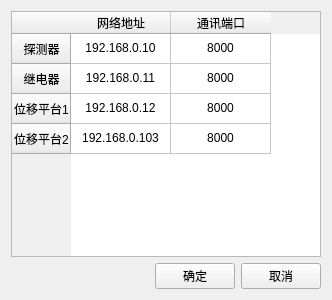
First picture: the form in equipmentmanagementform.ui, repository MrXiaomao/Cu_Activation, before the edit.
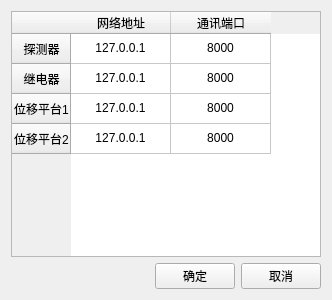
Second picture: the form after the edit.

```diff
--- a/equipmentmanagementform.ui
+++ b/equipmentmanagementform.ui
@@ -81,7 +81,7 @@
      </column>
      <item row="0" column="0">
       <property name="text">
-       <string>192.168.0.10</string>
+       <string>127.0.0.1</string>
       </property>
       <property name="textAlignment">
        <set>AlignCenter</set>
@@ -97,7 +97,7 @@
      </item>
      <item row="1" column="0">
       <property name="text">
-       <string>192.168.0.11</string>
+       <string>127.0.0.1</string>
       </property>
       <property name="textAlignment">
        <set>AlignCenter</set>
@@ -113,7 +113,7 @@
      </item>
      <item row="2" column="0">
       <property name="text">
-       <string>192.168.0.12</string>
+       <string>127.0.0.1</string>
       </property>
       <property name="textAlignment">
        <set>AlignCenter</set>
@@ -129,7 +129,7 @@
      </item>
      <item row="3" column="0">
       <property name="text">
-       <string>192.168.0.103</string>
+       <string>127.0.0.1</string>
       </property>
       <property name="textAlignment">
        <set>AlignCenter</set>
```
